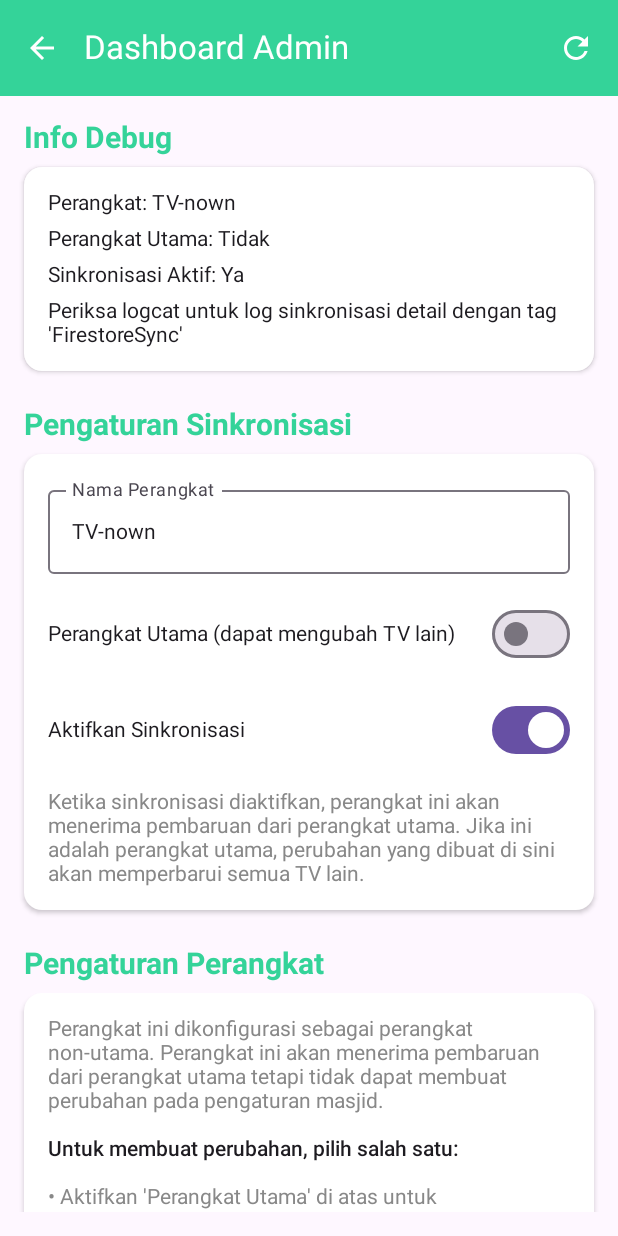
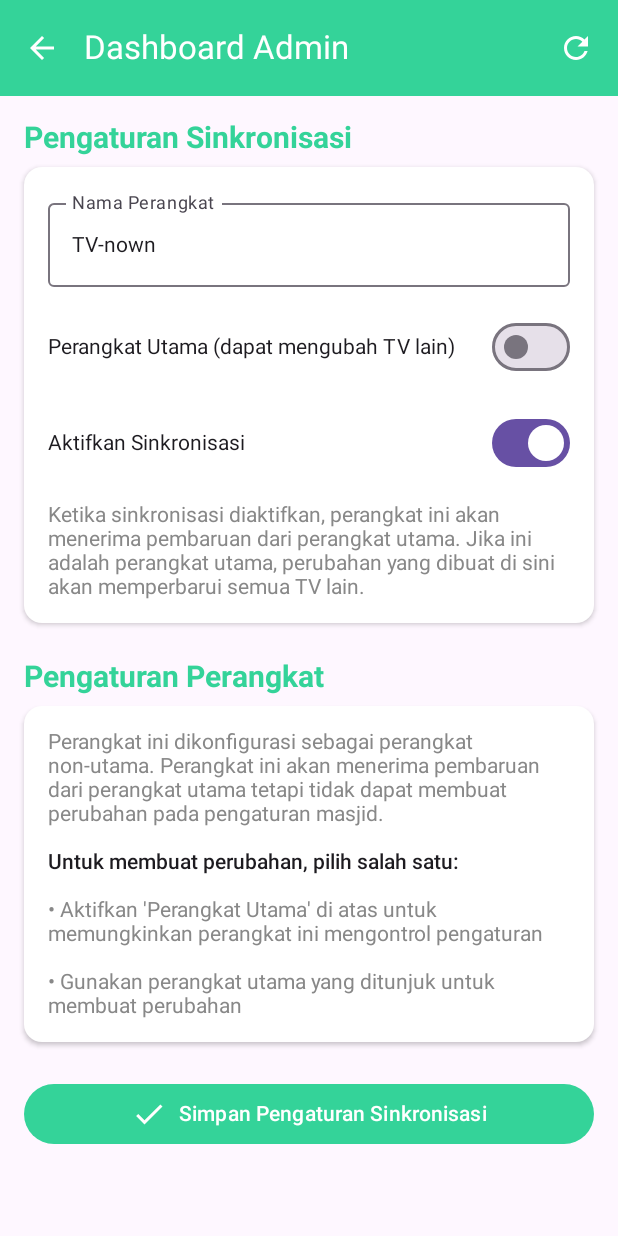
Before and after one commit to fadhilrp/baiturrahman, an Android app built with Jetpack Compose: the screen it shows after launch (MainActivity), after a tap on "Pengaturan Admin", on a phone screen of 412 x 824 dp. Run offline under Robolectric (Android 15) with nearby library versions, the phone set to English and light mode, and no system bars; our stand-ins replace Firebase (no records; nobody signed in at launch, a user with empty details on screens opened directly), Room's generated code; pictures from the network do not load; 1 other tap on this screen came first.

Commit message:
feat: minor tweak in firestore

```diff
--- a/app/src/main/java/com/example/baiturrahman/ui/screens/AdminDashboard.kt
+++ b/app/src/main/java/com/example/baiturrahman/ui/screens/AdminDashboard.kt
@@ -217,19 +217,19 @@ fun AdminDashboard(
             verticalArrangement = Arrangement.spacedBy(24.dp)
         ) {
             // Debug Info Section
-            AdminSection(
-                title = "Info Debug",
-                content = {
-                    Column(
-                        verticalArrangement = Arrangement.spacedBy(8.dp)
-                    ) {
-                        Text("Perangkat: ${devicePreferences.deviceName}")
-                        Text("Perangkat Utama: ${if (devicePreferences.isMasterDevice) "Ya" else "Tidak"}")
-                        Text("Sinkronisasi Aktif: ${if (devicePreferences.syncEnabled) "Ya" else "Tidak"}")
-                        Text("Periksa logcat untuk log sinkronisasi detail dengan tag 'FirestoreSync'")
-                    }
-                }
-            )
+//            AdminSection(
+//                title = "Info Debug",
+//                content = {
+//                    Column(
+//                        verticalArrangement = Arrangement.spacedBy(8.dp)
+//                    ) {
+//                        Text("Perangkat: ${devicePreferences.deviceName}")
+//                        Text("Perangkat Utama: ${if (devicePreferences.isMasterDevice) "Ya" else "Tidak"}")
+//                        Text("Sinkronisasi Aktif: ${if (devicePreferences.syncEnabled) "Ya" else "Tidak"}")
+//                        Text("Periksa logcat untuk log sinkronisasi detail dengan tag 'FirestoreSync'")
+//                    }
+//                }
+//            )
 
             // Sync Settings Section - moved to be right after Debug Info
             AdminSection(
--- a/app/src/main/java/com/example/baiturrahman/ui/screens/MosqueDashboard.kt
+++ b/app/src/main/java/com/example/baiturrahman/ui/screens/MosqueDashboard.kt
@@ -30,8 +30,8 @@ fun MosqueDashboard(
     val isMobile = screenWidth < 600 || screenHeight > screenWidth
 
     val uiState by viewModel.uiState.collectAsState()
-    // Default to admin dashboard on mobile, mosque dashboard on TV/tablet
-    var showAdminDashboard by remember { mutableStateOf(isMobile) }
+    // Default to mosque dashboard for both mobile and desktop
+    var showAdminDashboard by remember { mutableStateOf(false) }
     val mosqueImages by viewModel.mosqueImages.collectAsState()
     val currentImageIndex by viewModel.currentImageIndex.collectAsState()
 
@@ -53,7 +53,7 @@ fun MosqueDashboard(
                     Column(
                         modifier = Modifier
                             .fillMaxWidth()
-//                            .weight(0.5f) // Takes remaining space above marquee
+                            .weight(1f) // Takes remaining space above marquee
                     ) {
                         // Header with logo
                         Header()
@@ -67,8 +67,8 @@ fun MosqueDashboard(
                         // Mosque Image Slider - same size as desktop
                         Box(
                             modifier = Modifier
-//                                .fillMaxWidth()
-                                .size(width = 400.dp, height = 256.dp) // exact size
+                                .fillMaxWidth()
+                                .weight(0.4f) // Takes 40% of available space
                                 .border(width = 0.5.dp, Color.White)
                         ) {
                             ImageSlider(
@@ -83,7 +83,7 @@ fun MosqueDashboard(
                         Box(
                             modifier = Modifier
                                 .fillMaxWidth()
-                                .height(70.dp)
+                                .height(100.dp)
                         ) {
                             val quote by viewModel.quoteText.collectAsState()
                             QuoteBox(quote = quote)
@@ -132,8 +132,8 @@ fun MosqueDashboard(
                     // Left side - Mosque Image Slider
                     Box(
                         modifier = Modifier
-                            .weight(1f).fillMaxHeight() // size 640 x 410
-//                            .size(width = 640.dp, height = 410.dp)
+                            .weight(1f)
+                            .fillMaxHeight()
                             .border(width = 0.5.dp, Color.White)
                     ) {
                         ImageSlider(
--- a/app/src/main/java/com/example/baiturrahman/ui/viewmodel/MosqueDashboardViewModel.kt
+++ b/app/src/main/java/com/example/baiturrahman/ui/viewmodel/MosqueDashboardViewModel.kt
@@ -56,7 +56,7 @@ class MosqueDashboardViewModel(
     private val _mosqueImages = MutableStateFlow<List<String>>(emptyList())
     val mosqueImages: StateFlow<List<String>> = _mosqueImages
 
-    // Current image index for slider
+    // Current image index for slider - with proper synchronization
     private val _currentImageIndex = MutableStateFlow(0)
     val currentImageIndex: StateFlow<Int> = _currentImageIndex
 
@@ -77,6 +77,9 @@ class MosqueDashboardViewModel(
 
     // Database image IDs (to keep track for deletion)
     private val imageIdMap = mutableMapOf<String, Int>()
+
+    // Flag to prevent slider conflicts during sync
+    private var isSliderSyncing = false
 
     init {
         loadSavedSettings()
@@ -101,9 +104,13 @@ class MosqueDashboardViewModel(
         }
 
         viewModelScope.launch {
-            // Load images
+            // Load images with proper synchronization
             settingsRepository.mosqueImages.collectLatest { images ->
                 val imageUris = images.sortedBy { it.displayOrder }.map { it.imageUri }
+
+                // Set syncing flag to prevent conflicts
+                isSliderSyncing = true
+
                 _mosqueImages.value = imageUris
 
                 // Update image ID map
@@ -112,10 +119,20 @@ class MosqueDashboardViewModel(
                     imageIdMap[image.imageUri] = image.id
                 }
 
-                // Reset current index if needed
-                if (_currentImageIndex.value >= imageUris.size && imageUris.isNotEmpty()) {
+                // Reset current index if needed, but preserve valid indices
+                val currentIndex = _currentImageIndex.value
+                if (imageUris.isNotEmpty()) {
+                    if (currentIndex >= imageUris.size) {
+                        _currentImageIndex.value = 0
+                    }
+                    // If images list changed but current index is still valid, keep it
+                } else {
                     _currentImageIndex.value = 0
                 }
+
+                // Clear syncing flag after a short delay
+                delay(100)
+                isSliderSyncing = false
             }
         }
     }
@@ -124,8 +141,15 @@ class MosqueDashboardViewModel(
         viewModelScope.launch {
             while (true) {
                 delay(5000) // Change image every 5 seconds
-                if (_mosqueImages.value.isNotEmpty()) {
-                    _currentImageIndex.value = (_currentImageIndex.value + 1) % _mosqueImages.value.size
+
+                // Only auto-advance if not currently syncing and we have images
+                if (!isSliderSyncing && _mosqueImages.value.isNotEmpty()) {
+                    val currentImages = _mosqueImages.value
+                    val currentIndex = _currentImageIndex.value
+
+                    // Calculate next index safely
+                    val nextIndex = if (currentIndex + 1 >= currentImages.size) 0 else currentIndex + 1
+                    _currentImageIndex.value = nextIndex
                 }
             }
         }
@@ -136,7 +160,6 @@ class MosqueDashboardViewModel(
             _uiState.value = _uiState.value.copy(isLoading = true)
 
             prayerTimeRepository.getPrayerTimes(
-
                 address = _prayerAddress.value,
                 timezone = _prayerTimezone.value
             ).fold(
@@ -214,7 +237,8 @@ class MosqueDashboardViewModel(
     }
 
     fun setCurrentImageIndex(index: Int) {
-        if (index in _mosqueImages.value.indices) {
+        val currentImages = _mosqueImages.value
+        if (!isSliderSyncing && index in currentImages.indices) {
             _currentImageIndex.value = index
         }
     }
--- a/app/src/main/res/values/strings.xml
+++ b/app/src/main/res/values/strings.xml
@@ -1,3 +1,3 @@
 <resources>
-    <string name="app_name">Baiturrahman</string>
+    <string name="app_name">myAdzan</string>
 </resources>
--- a/gradle/libs.versions.toml
+++ b/gradle/libs.versions.toml
@@ -1,5 +1,5 @@
 [versions]
-agp = "8.9.2"
+agp = "8.12.0"
 coilCompose = "3.1.0"
 converterGson = "2.9.0"
 firebaseBom = "33.13.0"
```
Also changed, not shown: gradle/wrapper/gradle-wrapper.properties.
